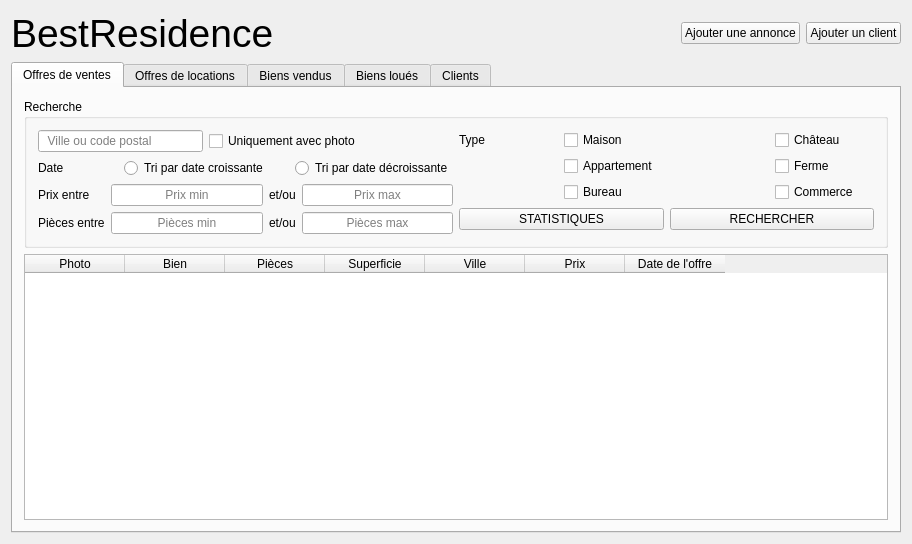
First picture: the form in BestResidence/mainwindow.ui, repository jordanlang/BestResidence, before the edit.
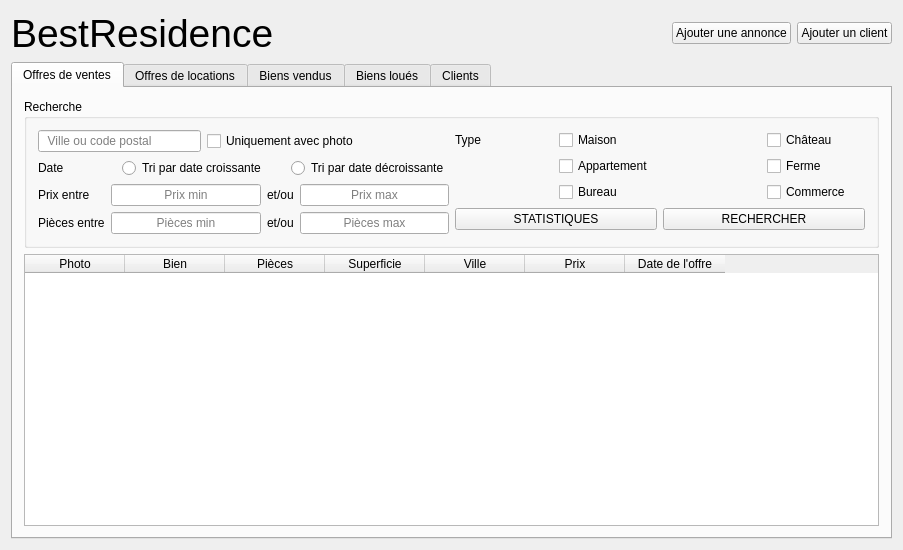
Second picture: the form after the edit.

What changed in the file:
```diff
--- a/BestResidence/mainwindow.ui
+++ b/BestResidence/mainwindow.ui
@@ -6,8 +6,8 @@
    <rect>
     <x>0</x>
     <y>0</y>
-    <width>912</width>
-    <height>544</height>
+    <width>903</width>
+    <height>550</height>
    </rect>
   </property>
   <property name="windowTitle">
@@ -16,8 +16,8 @@
   <widget class="QWidget" name="centralWidget">
    <layout class="QGridLayout" name="gridLayout_17">
     <item row="0" column="0">
-     <layout class="QGridLayout" name="gridLayout_16">
-      <item row="0" column="0">
+     <layout class="QHBoxLayout" name="horizontalLayout_2">
+      <item>
        <widget class="QLabel" name="l_icon">
         <property name="font">
          <font>
@@ -29,8 +29,6 @@
         </property>
        </widget>
       </item>
-      <item row="0" column="1">
-       <layout class="QHBoxLayout" name="horizontalLayout_2">
         <item>
          <spacer name="horizontalSpacer">
           <property name="orientation">
@@ -78,7 +76,7 @@
         </item>
        </layout>
       </item>
-      <item row="1" column="0" colspan="2">
+    <item row="1" column="0">
        <widget class="QTabWidget" name="onglets">
         <property name="currentIndex">
          <number>0</number>
@@ -1388,8 +1386,6 @@
          </layout>
         </widget>
        </widget>
-      </item>
-     </layout>
     </item>
    </layout>
   </widget>
```
Left out of the diff: 4 changed lines with no effect on the pictures. Lines whose indentation alone changed are shown as unchanged.
